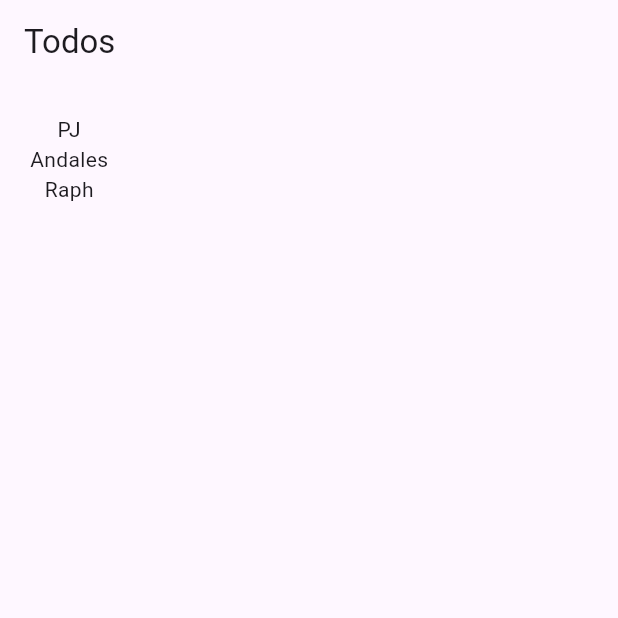
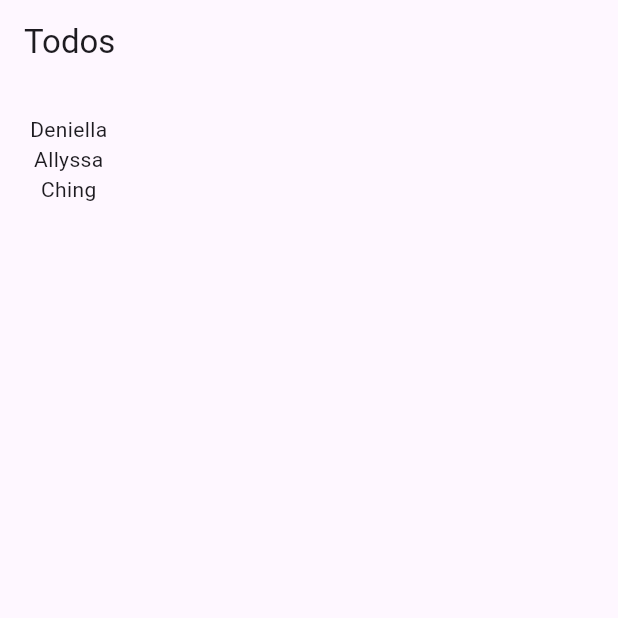
Before and after one commit to SE-Ogs/githubTesting, a Flutter app: the screen it shows after launch, on a phone screen of 412 x 824 dp, the top half of it. Run offline on Flutter 3.47's test engine with Material 3 defaults, Android fonts, the phone set to English and light mode, and no system bars.

Commit message:
add deniella
add deniella

```diff
--- a/lib/main.dart
+++ b/lib/main.dart
@@ -36,9 +36,9 @@ class _TodoPageState extends State<TodoPage> {
         child: Column(
           children: [
             //Add names here
-            Text('PJ'),
-            Text('Andales'),
-            Text('Raph'),
+            Text('Deniella'),
+            Text('Allyssa'),
+            Text('Ching'),
           ],
         ),
       ),
```
